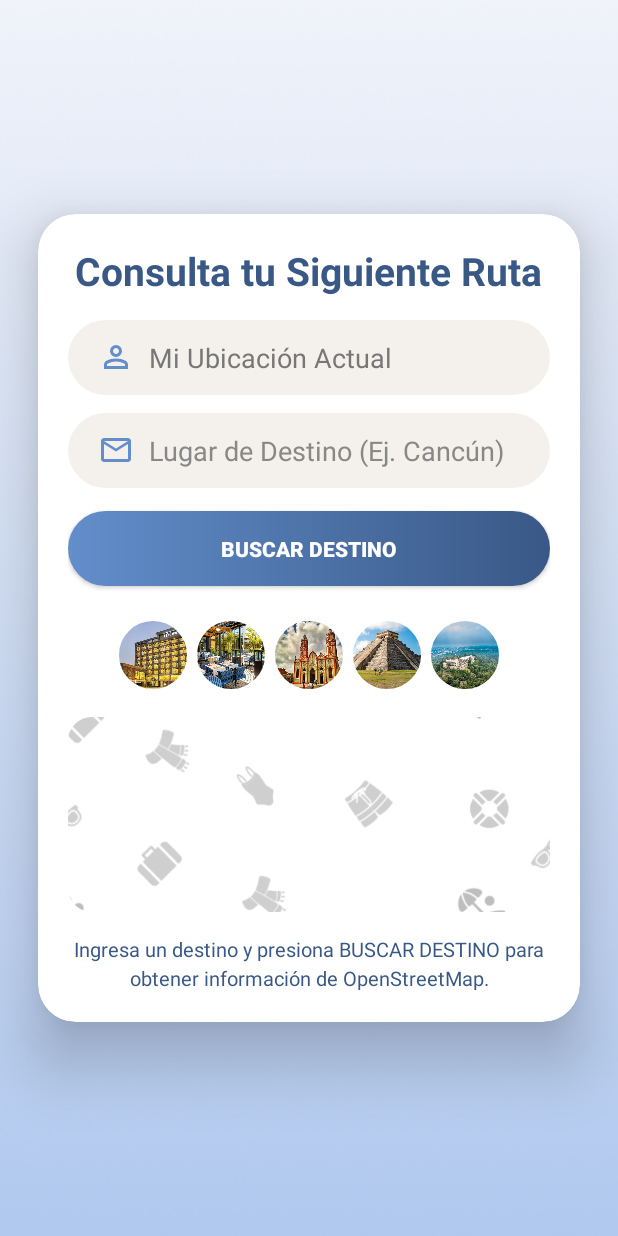
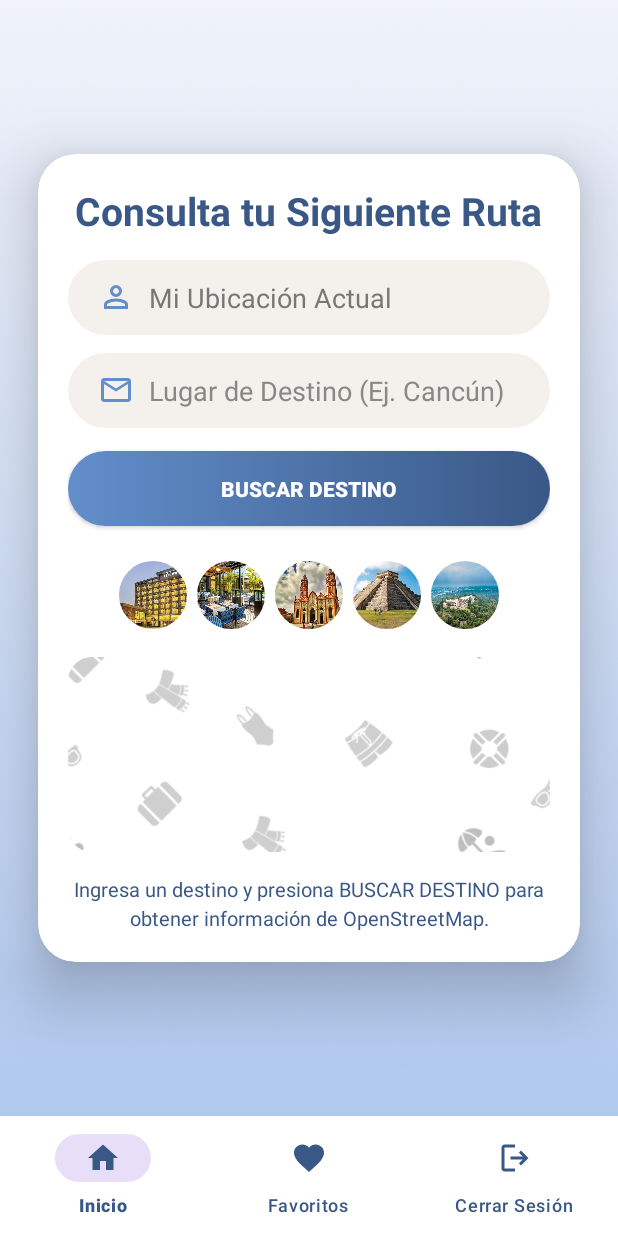
Before and after one commit to NetoLeon1606/App_Ubikua_Movil, an Android app: the RutaActivity screen opened directly, with no data from a screen before it, on a phone screen of 412 x 824 dp. Run offline under Robolectric (Android 15) with nearby library versions, the phone set to English and light mode, and no system bars; our stand-ins replace Firebase (no records; nobody signed in at launch, a user with empty details on screens opened directly); pictures from the network do not load.

Commit message:
implementacion del método de cerrar sesión con Google y la opción de mantener la sesión activa de la app de la aplicacion UBIKUA y algunas restructuracion de las clases .kt y .xml

```diff
--- a/app/build.gradle.kts
+++ b/app/build.gradle.kts
@@ -38,7 +38,6 @@ dependencies {
     implementation(libs.androidx.appcompat)
     implementation(libs.androidx.constraintlayout)
     implementation(libs.androidx.core.ktx)
-    implementation(libs.material)
     implementation("com.squareup.retrofit2:retrofit:2.9.0")
     implementation("com.squareup.retrofit2:converter-gson:2.9.0")
     implementation("com.github.bumptech.glide:glide:4.16.0")
@@ -47,6 +46,7 @@ dependencies {
     implementation("androidx.credentials:credentials:1.3.0")
     implementation("androidx.credentials:credentials-play-services-auth:1.3.0")
     implementation("com.google.android.libraries.identity.googleid:googleid:1.1.1")
+    implementation("com.google.android.material:material:1.12.0")
     testImplementation(libs.junit)
     androidTestImplementation(libs.androidx.espresso.core)
     androidTestImplementation(libs.androidx.junit)
--- a/app/src/main/AndroidManifest.xml
+++ b/app/src/main/AndroidManifest.xml
@@ -36,6 +36,10 @@
             android:name=".DetalleActivity"
             android:exported="false"
             android:windowSoftInputMode="adjustResize" />
+        <activity
+            android:name=".FavoritosActivity"
+            android:exported="false"
+            android:windowSoftInputMode="adjustResize" />
     </application>
 
 </manifest>
--- a/app/src/main/java/com/example/ep2_/DetalleActivity.kt
+++ b/app/src/main/java/com/example/ep2_/DetalleActivity.kt
@@ -1,5 +1,6 @@
 package com.example.ep2_
 
+import android.content.Intent
 import android.os.Bundle
 import android.widget.Button
 import android.widget.ImageButton
@@ -9,6 +10,7 @@ import androidx.activity.enableEdgeToEdge
 import androidx.appcompat.app.AppCompatActivity
 import androidx.core.view.ViewCompat
 import androidx.core.view.WindowInsetsCompat
+
 
 class DetalleActivity : AppCompatActivity() {
 
--- a/app/src/main/java/com/example/ep2_/RutaActivity.kt
+++ b/app/src/main/java/com/example/ep2_/RutaActivity.kt
@@ -11,11 +11,16 @@ import android.widget.TextView
 import android.widget.Toast
 import androidx.activity.enableEdgeToEdge
 import androidx.appcompat.app.AppCompatActivity
+import androidx.credentials.CredentialManager
+import androidx.lifecycle.lifecycleScope
 import com.bumptech.glide.Glide
 import com.bumptech.glide.load.model.GlideUrl
 import com.bumptech.glide.load.model.LazyHeaders
 import com.example.ep2_.model.Lugar
 import com.example.ep2_.network.RetrofitClient
+import com.google.android.material.bottomnavigation.BottomNavigationView
+import com.google.firebase.auth.FirebaseAuth
+import kotlinx.coroutines.launch
 import retrofit2.Call
 import retrofit2.Callback
 import retrofit2.Response
@@ -34,6 +39,11 @@ class RutaActivity : AppCompatActivity() {
 
     private var lugarActual: Lugar? = null
 
+    // Propiedades dentro de RutaActivity
+    private lateinit var bottomNavigationView: BottomNavigationView
+    private lateinit var auth: FirebaseAuth
+    private lateinit var credentialManager: CredentialManager
+
     override fun onCreate(savedInstanceState: Bundle?) {
         super.onCreate(savedInstanceState)
         enableEdgeToEdge()
@@ -44,6 +54,12 @@ class RutaActivity : AppCompatActivity() {
         btnVerMas = findViewById(R.id.btnVerMas)
         tvResultado = findViewById(R.id.tvResultado)
         imgDestino = findViewById(R.id.imgDestino)
+
+        bottomNavigationView = findViewById(R.id.bottomNavigation)
+        auth = FirebaseAuth.getInstance()
+        credentialManager = CredentialManager.create(this)
+
+        menuNavegacion()
 
         btnBuscar.setOnClickListener {
             val destino = etDestino.text.toString().trim()
@@ -148,4 +164,47 @@ class RutaActivity : AppCompatActivity() {
         val y = ((1.0 - ln(tan(latRad) + 1.0 / cos(latRad)) / PI) / 2.0 * n).toInt()
         return "https://tile.openstreetmap.org/$zoom/$x/$y.png"
     }
+
+    override fun onResume() {
+        super.onResume()
+        bottomNavigationView.selectedItemId = R.id.nav_inicio
+    }
+
+    private fun menuNavegacion() {
+        bottomNavigationView.selectedItemId = R.id.nav_inicio
+
+        bottomNavigationView.setOnItemSelectedListener { item ->
+            when (item.itemId) {
+                R.id.nav_inicio -> true
+                R.id.nav_favoritos -> {
+                    startActivity(Intent(this, FavoritosActivity::class.java))
+                    true
+                }
+                R.id.nav_salir -> {
+                    cerrarSesionGoogle()
+                    true
+                }
+                else -> false
+            }
+        }
+    }
+
+    private fun cerrarSesionGoogle() {
+        auth.signOut()
+
+        lifecycleScope.launch {
+            try {
+                credentialManager.clearCredentialState(
+                    androidx.credentials.ClearCredentialStateRequest()
+                )
+            } catch (e: Exception) {
+                Toast.makeText(this@RutaActivity, "Error: ${e.message}", Toast.LENGTH_SHORT).show()
+            }
+
+            val intent = Intent(this@RutaActivity, MainActivity::class.java)
+            intent.flags = Intent.FLAG_ACTIVITY_NEW_TASK or Intent.FLAG_ACTIVITY_CLEAR_TASK
+            startActivity(intent)
+        }
+    }
+
 }
--- a/app/src/main/java/com/example/ep2_/model/Lugar.kt
+++ b/app/src/main/java/com/example/ep2_/model/Lugar.kt
@@ -23,4 +23,5 @@ data class Lugar(
     fun obtenerNombreCorto(): String {
         return display_name?.split(",")?.firstOrNull() ?: "Ubicación sin nombre"
     }
+
 }
--- /dev/null
+++ b/app/src/main/res/drawable/home.xml
@@ -0,0 +1,20 @@
+<!--
+  ~ Copyright (C) 2026 The Android Open Source Project
+  ~
+  ~ Licensed under the Apache License, Version 2.0 (the "License");
+  ~ you may not use this file except in compliance with the License.
+  ~ You may obtain a copy of the License at
+  ~
+  ~      http://www.apache.org/licenses/LICENSE-2.0
+  ~
+  ~ Unless required by applicable law or agreed to in writing, software
+  ~ distributed under the License is distributed on an "AS IS" BASIS,
+  ~ WITHOUT WARRANTIES OR CONDITIONS OF ANY KIND, either express or implied.
+  ~ See the License for the specific language governing permissions and
+  ~ limitations under the License.
+  -->
+<vector xmlns:android="http://schemas.android.com/apk/res/android" android:height="24dp" android:tint="#000000" android:viewportHeight="24" android:viewportWidth="24" android:width="24dp">
+
+    <path android:fillColor="@android:color/white" android:pathData="M10,20v-6h4v6h5v-8h3L12,3 2,12h3v8z"/>
+
+</vector>
--- /dev/null
+++ b/app/src/main/res/drawable/logout.xml
@@ -0,0 +1,20 @@
+<!--
+  ~ Copyright (C) 2026 The Android Open Source Project
+  ~
+  ~ Licensed under the Apache License, Version 2.0 (the "License");
+  ~ you may not use this file except in compliance with the License.
+  ~ You may obtain a copy of the License at
+  ~
+  ~      http://www.apache.org/licenses/LICENSE-2.0
+  ~
+  ~ Unless required by applicable law or agreed to in writing, software
+  ~ distributed under the License is distributed on an "AS IS" BASIS,
+  ~ WITHOUT WARRANTIES OR CONDITIONS OF ANY KIND, either express or implied.
+  ~ See the License for the specific language governing permissions and
+  ~ limitations under the License.
+  -->
+<vector xmlns:android="http://schemas.android.com/apk/res/android" android:autoMirrored="true" android:height="24dp" android:tint="#000000" android:viewportHeight="960" android:viewportWidth="960" android:width="24dp">
+
+    <path android:fillColor="@android:color/white" android:pathData="M200,840Q167,840 143.5,816.5Q120,793 120,760L120,200Q120,167 143.5,143.5Q167,120 200,120L480,120L480,200L200,200Q200,200 200,200Q200,200 200,200L200,760Q200,760 200,760Q200,760 200,760L480,760L480,840L200,840ZM640,680L585,622L687,520L360,520L360,440L687,440L585,338L640,280L840,480L640,680Z"/>
+
+</vector>
--- a/app/src/main/res/layout/activity_ruta.xml
+++ b/app/src/main/res/layout/activity_ruta.xml
@@ -1,17 +1,12 @@
 <?xml version="1.0" encoding="utf-8"?>
-<ScrollView xmlns:android="http://schemas.android.com/apk/res/android"
+<androidx.constraintlayout.widget.ConstraintLayout xmlns:android="http://schemas.android.com/apk/res/android"
     xmlns:app="http://schemas.android.com/apk/res-auto"
     xmlns:tools="http://schemas.android.com/tools"
     android:id="@+id/main"
     android:layout_width="match_parent"
     android:layout_height="match_parent"
     android:background="@color/white"
-    android:fillViewport="true"
     tools:context=".RutaActivity">
-
-    <androidx.constraintlayout.widget.ConstraintLayout
-        android:layout_width="match_parent"
-        android:layout_height="wrap_content">
 
     <ImageView
         android:id="@+id/imgFondo"
@@ -19,10 +14,23 @@
         android:layout_height="0dp"
         android:scaleType="centerCrop"
         android:src="@drawable/registrar"
-            app:layout_constraintBottom_toBottomOf="parent"
+        app:layout_constraintBottom_toTopOf="@id/bottomNavigation"
         app:layout_constraintEnd_toEndOf="parent"
         app:layout_constraintStart_toStartOf="parent"
         app:layout_constraintTop_toTopOf="parent" />
+
+    <ScrollView
+        android:layout_width="0dp"
+        android:layout_height="0dp"
+        android:fillViewport="true"
+        app:layout_constraintBottom_toTopOf="@id/bottomNavigation"
+        app:layout_constraintEnd_toEndOf="parent"
+        app:layout_constraintStart_toStartOf="parent"
+        app:layout_constraintTop_toTopOf="parent">
+
+        <androidx.constraintlayout.widget.ConstraintLayout
+            android:layout_width="match_parent"
+            android:layout_height="wrap_content">
 
             <androidx.cardview.widget.CardView
                 android:id="@+id/contenedor"
@@ -107,6 +115,7 @@
                             android:layout_margin="3dp"
                             app:cardCornerRadius="22.5dp"
                             app:cardElevation="0dp">
+
                             <ImageView
                                 android:id="@+id/imgCat1"
                                 android:layout_width="match_parent"
@@ -121,6 +130,7 @@
                             android:layout_margin="3dp"
                             app:cardCornerRadius="22.5dp"
                             app:cardElevation="0dp">
+
                             <ImageView
                                 android:id="@+id/imgCat2"
                                 android:layout_width="match_parent"
@@ -135,6 +145,7 @@
                             android:layout_margin="3dp"
                             app:cardCornerRadius="22.5dp"
                             app:cardElevation="0dp">
+
                             <ImageView
                                 android:id="@+id/imgCat3"
                                 android:layout_width="match_parent"
@@ -149,6 +160,7 @@
                             android:layout_margin="3dp"
                             app:cardCornerRadius="22.5dp"
                             app:cardElevation="0dp">
+
                             <ImageView
                                 android:id="@+id/imgCat4"
                                 android:layout_width="match_parent"
@@ -163,6 +175,7 @@
                             android:layout_margin="3dp"
                             app:cardCornerRadius="22.5dp"
                             app:cardElevation="0dp">
+
                             <ImageView
                                 android:id="@+id/imgCat5"
                                 android:layout_width="match_parent"
@@ -199,7 +212,6 @@
                         android:textColor="#395886"
                         android:textSize="13sp" />
 
-                <!-- AGREGAR DEBAJO DE tvResultado -->
                     <androidx.appcompat.widget.AppCompatButton
                         android:id="@+id/btnVerMas"
                         android:layout_width="match_parent"
@@ -218,3 +230,18 @@
         </androidx.constraintlayout.widget.ConstraintLayout>
 
     </ScrollView>
+
+    <com.google.android.material.bottomnavigation.BottomNavigationView
+        android:id="@+id/bottomNavigation"
+        android:layout_width="0dp"
+        android:layout_height="wrap_content"
+        android:background="@color/white"
+        app:itemIconTint="#395886"
+        app:itemTextColor="#395886"
+        app:labelVisibilityMode="labeled"
+        app:layout_constraintBottom_toBottomOf="parent"
+        app:layout_constraintEnd_toEndOf="parent"
+        app:layout_constraintStart_toStartOf="parent"
+        app:menu="@menu/menu_bottom" />
+
+</androidx.constraintlayout.widget.ConstraintLayout>
--- /dev/null
+++ b/app/src/main/res/menu/menu_bottom.xml
@@ -0,0 +1,15 @@
+<?xml version="1.0" encoding="utf-8"?>
+<menu xmlns:android="http://schemas.android.com/apk/res/android">
+    <item android:id="@+id/nav_inicio"
+        android:title="Inicio"
+        android:icon="@drawable/home"/>
+
+    <item android:id="@+id/nav_favoritos"
+        android:title="Favoritos"
+        android:icon="@drawable/favorito"/>
+
+    <item android:id="@+id/nav_salir"
+        android:title="Cerrar Sesión"
+        android:icon="@drawable/logout"/>
+
+</menu>
```
Also changed, not shown: app/src/main/java/com/example/ep2_/DataBaseHelper.kt (+25 -0 lines), app/src/main/java/com/example/ep2_/FavoritosActivity.kt (added, +133 -0 lines), app/src/main/java/com/example/ep2_/FavoritosAdapter.kt (added, +49 -0 lines), app/src/main/java/com/example/ep2_/model/LugarFavorito.kt (added, +9 -0 lines), app/src/main/res/layout/activity_favoritos.xml (added, +73 -0 lines), app/src/main/res/layout/item_favorito.xml (added, +71 -0 lines). Lines whose indentation alone changed are shown as unchanged.
